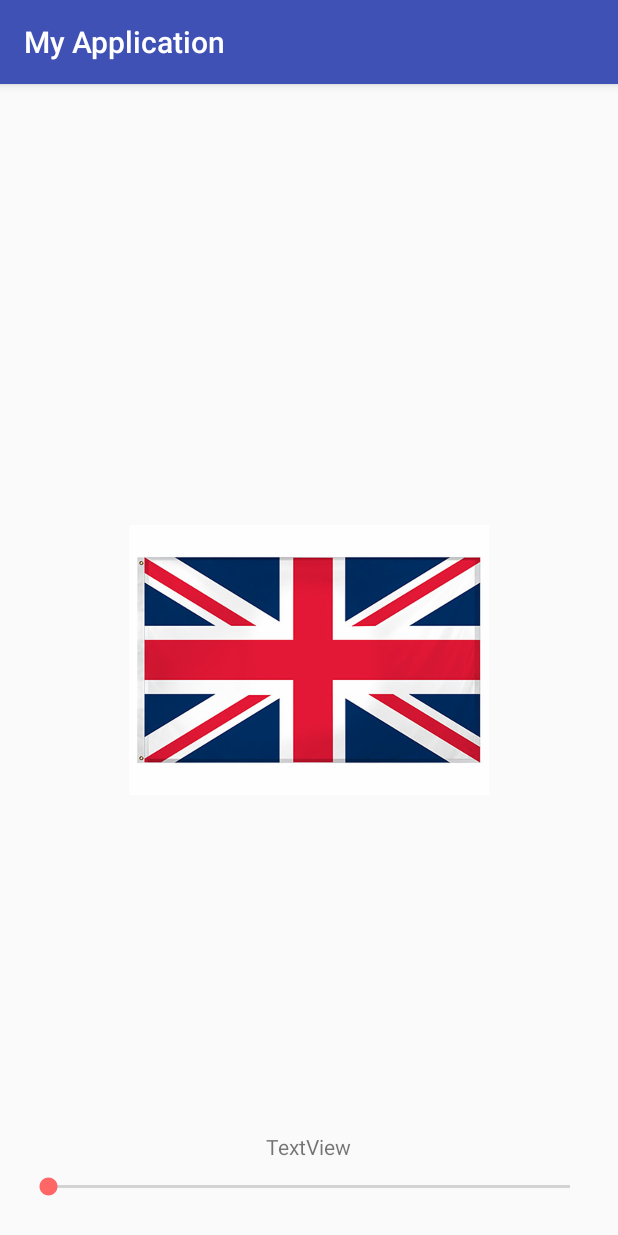
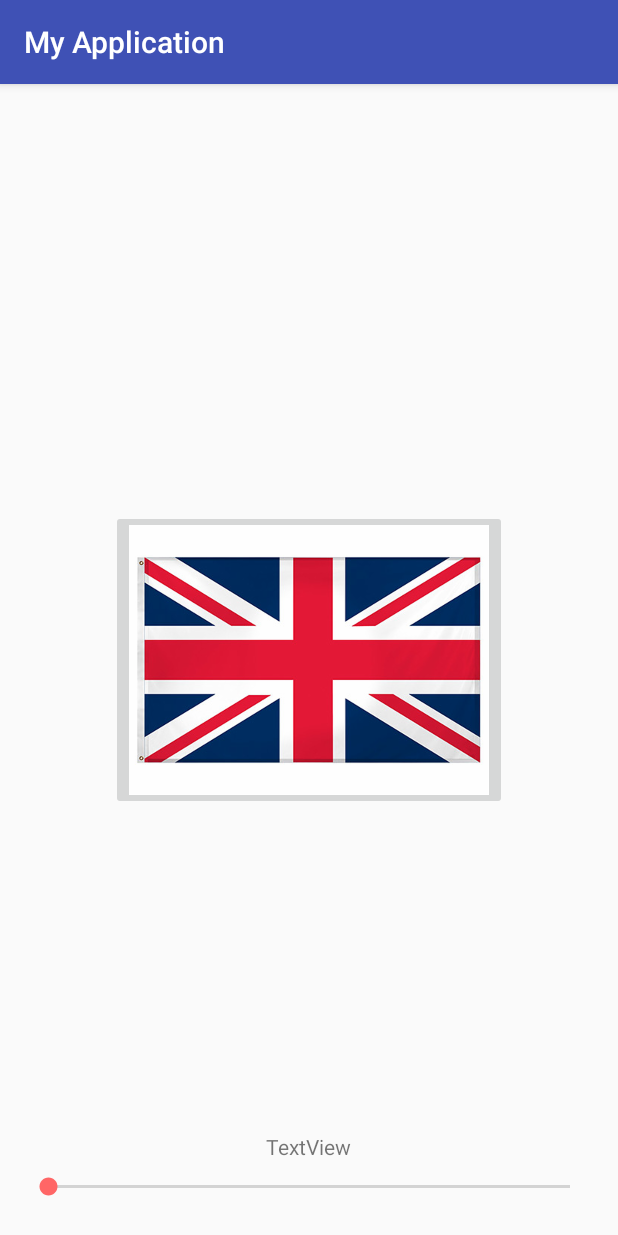
Before and after one commit to Pakislav2/Android, an Android app: the screen it shows after launch (DisplayMessageActivity), after a tap on "SEND", on a phone screen of 412 x 824 dp. Run offline under Robolectric (Android 15) with nearby library versions, the phone set to English and light mode, and no system bars.

Commit message:
image -> button + airhorn

```diff
--- a/app/src/main/java/com/example/pakislav/myapplication/DisplayMessageActivity.java
+++ b/app/src/main/java/com/example/pakislav/myapplication/DisplayMessageActivity.java
@@ -1,28 +1,28 @@
 package com.example.pakislav.myapplication;
 
-import android.app.ActionBar;
+import android.content.Context;
 import android.content.Intent;
 import android.media.AudioFormat;
 import android.media.AudioManager;
 import android.media.AudioTrack;
+import android.media.MediaPlayer;
 import android.os.Handler;
 import android.support.v4.content.ContextCompat;
 import android.support.v7.app.AppCompatActivity;
 import android.os.Bundle;
-import android.util.Log;
+import android.view.View;
 import android.view.ViewGroup;
-import android.widget.ImageView;
+import android.widget.ImageButton;
 import android.widget.RelativeLayout;
 import android.widget.SeekBar;
 import android.widget.TextView;
-import android.widget.Toast;
 
 public class DisplayMessageActivity extends AppCompatActivity implements SeekBar.OnSeekBarChangeListener {
 
     SeekBar seekBar;
     //TextView seekBarHint;
     //Toast toast;
-    private final int duration = 10;
+    private final int duration = 3;
     private final int sampleRate = 8000;
     private final int numSamples = duration * sampleRate;
     private final double sample[] = new double[numSamples];
@@ -30,6 +30,8 @@ public class DisplayMessageActivity extends AppCompatActivity implements SeekBar
     private final byte generatedSnd[] = new byte[2 * numSamples];
 
     Handler handler = new Handler();
+    MediaPlayer mp;
+    Context context = this;
     @Override
     protected void onCreate(Bundle savedInstanceState) {
         super.onCreate(savedInstanceState);
@@ -44,45 +46,60 @@ public class DisplayMessageActivity extends AppCompatActivity implements SeekBar
         textView.setTextSize(40);
         textView.setText(message);
 
-        ImageView imageView = new ImageView(this);
+        ImageButton imageButton = (ImageButton) findViewById(R.id.imageButton);
         RelativeLayout.LayoutParams params = new RelativeLayout.LayoutParams(RelativeLayout.LayoutParams.WRAP_CONTENT, RelativeLayout.LayoutParams.WRAP_CONTENT);
         params.addRule(RelativeLayout.CENTER_IN_PARENT);
-        imageView.setLayoutParams(params);
-        //imageView.setScaleType(ImageView.ScaleType.FIT_XY); //to nic nie robi bez wzgledu na wartosc
-        //imageView.setAdjustViewBounds(true); // nic nie zmienia
-        //imageView.setPadding(0,0,0,0); //nic nie zmienia
+        imageButton.setLayoutParams(params);
+        //imageButton.setScaleType(ImageView.ScaleType.FIT_XY); //to nic nie robi bez wzgledu na wartosc
+        //imageButton.setAdjustViewBounds(true); // nic nie zmienia
+        //imageButton.setPadding(0,0,0,0); //nic nie zmienia
         switch (scountry) {
             case "English":
-                imageView.setImageResource(R.drawable.ukflag);
+                imageButton.setImageResource(R.drawable.ukflag);
                 break;
             case "Polish":
-                imageView.setImageResource(R.drawable.polishflag);
+                imageButton.setImageResource(R.drawable.polishflag);
                 break;
             case "Spanish":
-                imageView.setImageResource(R.drawable.spanishflag);
+                imageButton.setImageResource(R.drawable.spanishflag);
                 break;
             case "German":
-                imageView.setImageResource(R.drawable.germanflag);
+                imageButton.setImageResource(R.drawable.germanflag);
                 break;
             case "Swahili":
-                imageView.setImageResource(R.drawable.kenyaflag);
+                imageButton.setImageResource(R.drawable.kenyaflag);
                 break;
             case "French":
-                imageView.setImageResource(R.drawable.frenchflag);
+                imageButton.setImageResource(R.drawable.frenchflag);
                 break;
             case "Nazi":
-                imageView.setImageResource(R.drawable.naziflag);
+                imageButton.setImageResource(R.drawable.naziflag);
                 break;
         }
-        imageView.setBackgroundColor(ContextCompat.getColor(this, R.color.red));
 
 
         ViewGroup layout = (ViewGroup) findViewById(R.id.activity_display_message);
         layout.addView(textView);
-        layout.addView(imageView);
+        //layout.addView(imageButton);
 
         seekBar=(SeekBar)findViewById(R.id.seekBar);
         seekBar.setOnSeekBarChangeListener(this);
+        mp = MediaPlayer.create(context, R.raw.airhorn);
+        imageButton.setOnClickListener (new View.OnClickListener() {
+
+
+            @Override
+            public void onClick(View v){
+                try {
+                    if (mp.isPlaying()) {
+                        mp.stop();
+                        mp.release();
+                        mp = MediaPlayer.create(context, R.raw.airhorn);
+                    } mp.start();
+                } catch(Exception e) { e.printStackTrace(); }
+            }
+
+        });
 
     }
 
--- a/app/src/main/res/layout/activity_display_message.xml
+++ b/app/src/main/res/layout/activity_display_message.xml
@@ -28,4 +28,12 @@
         android:layout_above="@+id/seekBar"
         android:layout_centerHorizontal="true"
         android:id="@+id/seekBarHint" />
+
+    <ImageButton
+        android:layout_width="wrap_content"
+        android:layout_height="wrap_content"
+        app:srcCompat="@drawable/questionmark"
+        android:id="@+id/imageButton"
+        android:layout_centerVertical="true"
+        android:layout_centerHorizontal="true" />
 </RelativeLayout>
```
Also changed, not shown: 1 other file.
